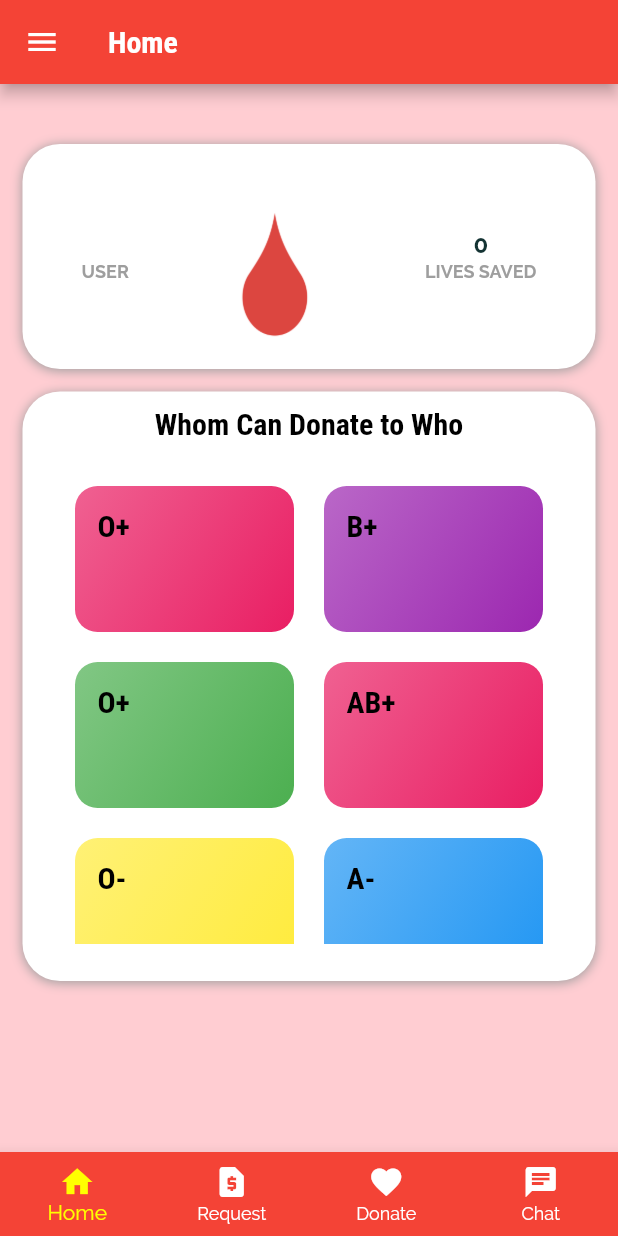
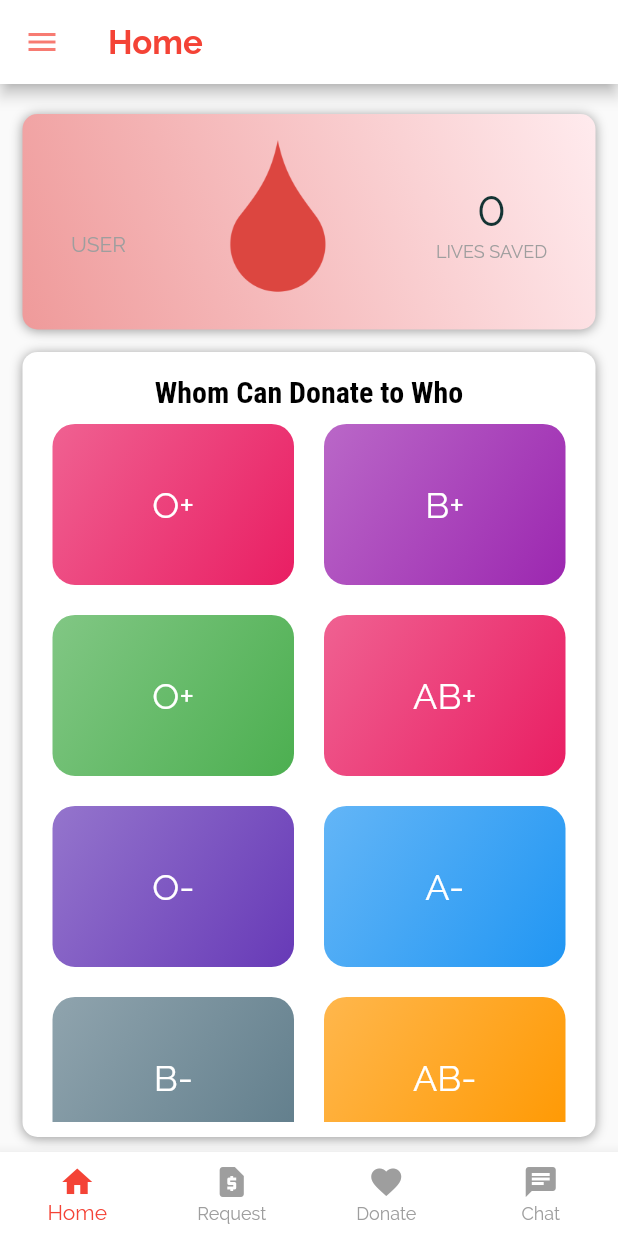
Before and after one commit to richardjoel777/blood_plus, a Flutter app: the TabsScreen screen opened directly, on a phone screen of 412 x 824 dp. Run offline on Flutter 3.47's test engine with Material 2 defaults, Android fonts, the phone set to English and light mode, and no system bars; our stand-ins replace cloud_firestore, firebase_auth, firebase_core, fluttertoast, geolocator; accounts and stored records are empty.

Commit message:
home page completed

```diff
--- a/lib/main.dart
+++ b/lib/main.dart
@@ -44,7 +44,6 @@ class MyApp extends StatelessWidget {
           title: 'Flutter Demo',
           theme: ThemeData(
               primarySwatch: Colors.red,
-              accentColor: Colors.yellowAccent,
               // canvasColor: Color.fromRGBO(255, 2254, 229, 1),
               fontFamily: 'Raleway',
               textTheme: ThemeData.light().textTheme.copyWith(
--- a/lib/providers/bloods.dart
+++ b/lib/providers/bloods.dart
@@ -56,7 +56,7 @@ class Bloods with ChangeNotifier {
           "O-",
         ],
         donate: ["All Blood Types"],
-        color: Colors.yellow),
+        color: Colors.deepPurple),
     BloodEligibility(
         id: 'bid6',
         blood: 'A-',
--- a/lib/screens/homeScreen.dart
+++ b/lib/screens/homeScreen.dart
@@ -11,28 +11,32 @@ class HomePage extends StatelessWidget {
   Widget build(BuildContext context) {
     final bloodData = Provider.of<Bloods>(context);
     final currentUserData = Provider.of<CurrentUser>(context);
+    final _height = MediaQuery.of(context).size.height;
     if (isFirst) {
       currentUserData.loadUserData();
       isFirst = false;
     }
     return Container(
-      decoration: BoxDecoration(color: Colors.red[100]),
-      padding: EdgeInsets.only(right: 15, left: 15, top: 25, bottom: 10),
+      //decoration: BoxDecoration(color: Colors.red[100]),
+      padding: EdgeInsets.symmetric(horizontal: 15, vertical: 5),
       child: Column(
         children: [
           SizedBox(
             height: 15,
           ),
           Container(
-            height: 150,
             width: double.infinity,
             padding: EdgeInsets.all(10),
             margin: EdgeInsets.only(
               bottom: 15,
             ),
             decoration: BoxDecoration(
-              borderRadius: BorderRadius.circular(25),
-              color: Colors.white,
+              borderRadius: BorderRadius.circular(10),
+              //color: Colors.white,
+              gradient: LinearGradient(
+                  colors: [Colors.red[200], Colors.red[50]],
+                  begin: Alignment.bottomLeft,
+                  end: Alignment.topRight),
               boxShadow: [
                 BoxShadow(
                   color: Colors.grey,
@@ -44,13 +48,14 @@ class HomePage extends StatelessWidget {
             child: Row(
               mainAxisAlignment: MainAxisAlignment.spaceAround,
               children: [
-                Column(
+                Flexible(
+                  child: Column(
                     mainAxisAlignment: MainAxisAlignment.center,
                     children: [
                       Text(
                         currentUserData.userData['name'] ?? "loading",
-                      style:
-                          TextStyle(fontSize: 16, fontWeight: FontWeight.bold),
+                        style: TextStyle(
+                            fontSize: 24, fontWeight: FontWeight.w500),
                       ),
                       SizedBox(
                         height: 2,
@@ -58,41 +63,54 @@ class HomePage extends StatelessWidget {
                       Text(
                         "USER",
                         style: TextStyle(
-                        fontSize: 12,
+                          fontSize: 14,
                           color: Colors.grey,
-                        fontWeight: FontWeight.bold,
+                          //fontWeight: FontWeight.bold,
                         ),
                       ),
                     ],
                   ),
-                Column(
-                  mainAxisAlignment: MainAxisAlignment.end,
+                ),
+                Flexible(
+                  child: Column(
+                    mainAxisAlignment: MainAxisAlignment.center,
+                    mainAxisSize: MainAxisSize.min,
                     children: [
                       Stack(children: [
                         Container(
-                        height: 100,
-                        width: 80,
+                          height: _height * .15,
                           child: Image(
                             image: AssetImage(
                               'assets/images/bloodDrop.png',
                             ),
-                          fit: BoxFit.fill,
+                            fit: BoxFit.fitHeight,
                           ),
                         ),
                         Positioned(
-            child: Text(currentUserData.userData['bloodGroup'] ?? "loading",
-                            style: Theme.of(context).textTheme.headline6),
-                        bottom: 30, right: 30,
+                          child: Text(
+                            currentUserData.userData['bloodGroup'] ?? "loading",
+                            style: TextStyle(fontSize: 24, color: Colors.white),
+                          ),
+                          bottom: _height * 0.045,
+                          right: _height * 0.06,
                         ),
                       ]),
                     ],
                   ),
-                Column(
+                ),
+                Flexible(
+                  child: Column(
                     mainAxisAlignment: MainAxisAlignment.center,
                     children: [
-                    Text(currentUserData.userData['accepted']!=null ? currentUserData.userData['accepted'].length.toString() : " " ?? "loading",
+                      Text(
+                          currentUserData.userData['accepted'] != null
+                              ? currentUserData.userData['accepted'].length
+                                  .toString()
+                              : " " ?? "loading",
                           style: TextStyle(
-                            fontSize: 16, fontWeight: FontWeight.bold)),
+                            fontSize: 32,
+                            fontWeight: FontWeight.w500,
+                          )),
                       SizedBox(
                         height: 2,
                       ),
@@ -100,24 +118,24 @@ class HomePage extends StatelessWidget {
                         "LIVES SAVED",
                         style: TextStyle(
                           fontSize: 12,
-                        fontWeight: FontWeight.bold,
                           color: Colors.grey,
                         ),
                       ),
                     ],
+                  ),
                 )
               ],
             ),
           ),
-          Container(
-            height: 393,
+          Expanded(
+            child: Container(
               width: double.infinity,
               padding: EdgeInsets.all(10),
               margin: EdgeInsets.only(
-              bottom: 15,
+                bottom: 5,
               ),
               decoration: BoxDecoration(
-              borderRadius: BorderRadius.circular(25),
+                borderRadius: BorderRadius.circular(10),
                 color: Colors.white,
                 boxShadow: [
                   BoxShadow(
@@ -129,6 +147,7 @@ class HomePage extends StatelessWidget {
               ),
               child: Column(
                 children: [
+                  SizedBox(height: 5),
                   Text(
                     "Whom Can Donate to Who",
                     style: Theme.of(context)
@@ -136,13 +155,10 @@ class HomePage extends StatelessWidget {
                         .headline6
                         .copyWith(color: Colors.black),
                   ),
-                SizedBox(
-                  height: 5,
-                ),
-                Container(
-                  height: 330,
+                  Flexible(
+                    child: Container(
                       child: GridView(
-                    padding: const EdgeInsets.all(25),
+                        padding: const EdgeInsets.all(10),
                         children: bloodData.bloods
                             .map((blood) =>
                                 BloodItem(blood.id, blood.blood, blood.color))
@@ -155,7 +171,9 @@ class HomePage extends StatelessWidget {
                         ),
                       ),
                     ),
+                  ),
                 ],
+              ),
             ),
           )
         ],
--- a/lib/screens/tabsScreen.dart
+++ b/lib/screens/tabsScreen.dart
@@ -1,7 +1,5 @@
-
 import 'package:blood_plus/screens/chatScreen.dart';
 import 'package:flutter/material.dart';
-
 
 import '../screens/donateScreen.dart';
 import '../screens/requestScreen.dart';
@@ -52,16 +50,22 @@ class _TabsScreenState extends State<TabsScreen> {
       appBar: AppBar(
         title: Text(
           _pages[_selectedPageIndex]['title'],
-          style: Theme.of(context).textTheme.headline6,
+          style: TextStyle(
+              color: Colors.red, fontSize: 22, fontWeight: FontWeight.bold),
+        ),
+        backgroundColor: Colors.white,
+        iconTheme: IconThemeData().copyWith(
+          color: Colors.red,
+          opacity: 0.7,
         ),
       ),
       body: _pages[_selectedPageIndex]['page'],
       drawer: MainDrawer(),
       bottomNavigationBar: BottomNavigationBar(
         type: BottomNavigationBarType.fixed,
-        backgroundColor: Theme.of(context).primaryColor,
+        backgroundColor: Colors.white,
         selectedItemColor: Theme.of(context).accentColor,
-        unselectedItemColor: Colors.white,
+        unselectedItemColor: Colors.grey,
         currentIndex: _selectedPageIndex,
         onTap: _selectPage,
         items: [
--- a/lib/widgets/bloodItem.dart
+++ b/lib/widgets/bloodItem.dart
@@ -5,7 +5,11 @@ class BloodItem extends StatelessWidget {
   final String id;
   final String blood;
   final Color color;
-  BloodItem( this.id, this.blood, this.color,);
+  BloodItem(
+    this.id,
+    this.blood,
+    this.color,
+  );
   void selectBlood(BuildContext cTx) {
     Navigator.of(cTx).pushNamed(BloodItemScreen.routeName, arguments: id);
   }
@@ -18,9 +22,11 @@ class BloodItem extends StatelessWidget {
       borderRadius: BorderRadius.circular(15),
       child: Container(
         padding: const EdgeInsets.all(15),
+        alignment: Alignment.center,
         child: Text(
           blood,
-          style: Theme.of(context).textTheme.headline6.copyWith(color: Colors.black),
+          style: TextStyle(
+              color: Colors.white, fontSize: 24, fontWeight: FontWeight.w500),
         ),
         decoration: BoxDecoration(
           gradient: LinearGradient(
```
Lines whose indentation alone changed are shown as unchanged.
